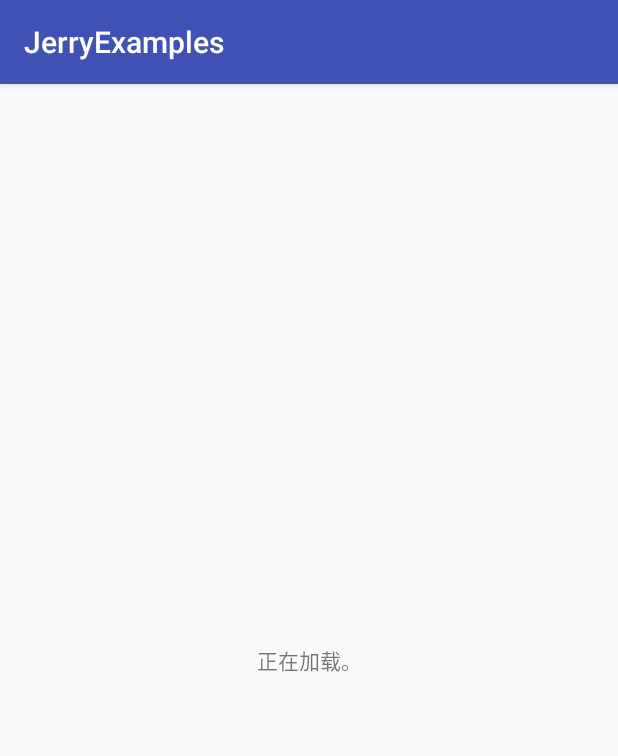
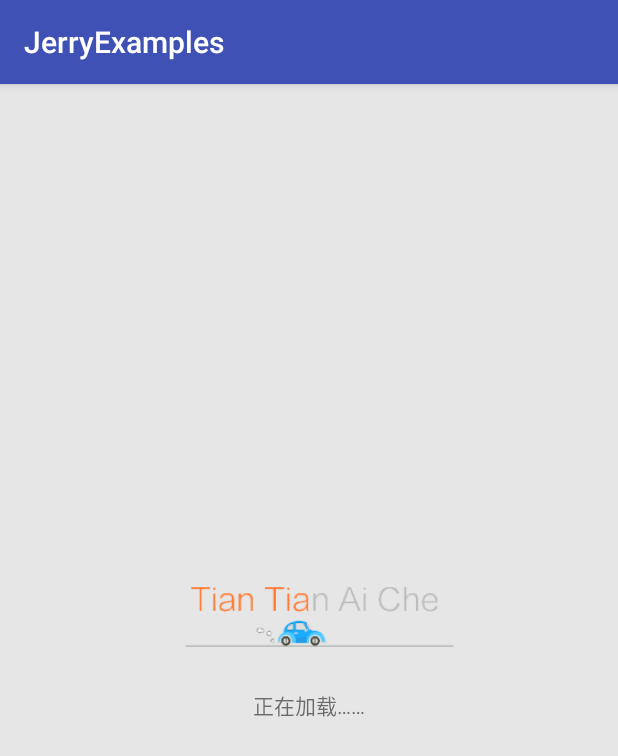
Before and after one commit to jerryjobs/AutoScrollViewpager, an Android app: the first screen one second after launch (StatusViewActivity), on a phone screen of 412 x 824 dp. Shown: the top 756 px of the screen. Run offline under Robolectric (Android 15) with nearby library versions, the phone set to English and light mode, and no system bars.

Commit message:
add Tstatus view

```diff
--- a/app/src/main/java/cn/jerry/example/jerryexamples/StatusViewActivity.java
+++ b/app/src/main/java/cn/jerry/example/jerryexamples/StatusViewActivity.java
@@ -5,6 +5,7 @@ import android.support.annotation.Nullable;
 import android.support.v7.app.AppCompatActivity;
 
 import cn.jerry.views.statusview.SampleStatusView;
+import cn.jerry.views.statusview.TStatusView;
 
 /**
  * Created by JieGuo on 2017/4/5.
@@ -12,7 +13,7 @@ import cn.jerry.views.statusview.SampleStatusView;
 
 public class StatusViewActivity extends AppCompatActivity {
 
-    SampleStatusView sampleStatusView;
+    TStatusView sampleStatusView;
 
     @Override
     protected void onCreate(@Nullable Bundle savedInstanceState) {
@@ -20,13 +21,45 @@ public class StatusViewActivity extends AppCompatActivity {
 
         setContentView(R.layout.activity_status_view);
 
-        sampleStatusView = (SampleStatusView) findViewById(R.id.sample_status_view);
-        sampleStatusView.setTitle("正在加载。");
+        sampleStatusView = (TStatusView) findViewById(R.id.sample_status_view);
 
+        showLoadingStatus();
+    }
+
+    public void showLoadingStatus() {
+        sampleStatusView.showLoading();
         sampleStatusView.postDelayed(new Runnable() {
             @Override
             public void run() {
                 sampleStatusView.finishWithAnimation();
+                sampleStatusView.postDelayed(new Runnable() {
+                    @Override
+                    public void run() {
+                        showEmptyStatus();
+                    }
+                }, 2000);
+            }
+        }, 5000);
+    }
+
+
+    public void showEmptyStatus() {
+
+        sampleStatusView.showEmpty(null);
+        sampleStatusView.postDelayed(new Runnable() {
+            @Override
+            public void run() {
+                showErrorStatus();
+            }
+        }, 5000);
+    }
+
+    public void showErrorStatus() {
+        sampleStatusView.showError(new Throwable("加载出错"));
+        sampleStatusView.postDelayed(new Runnable() {
+            @Override
+            public void run() {
+                showLoadingStatus();
             }
         }, 5000);
     }
--- a/app/src/main/res/layout/activity_status_view.xml
+++ b/app/src/main/res/layout/activity_status_view.xml
@@ -4,7 +4,7 @@
     android:layout_height="match_parent"
     android:orientation="vertical">
 
-    <cn.jerry.views.statusview.SampleStatusView
+    <cn.jerry.views.statusview.TStatusView
         android:id="@+id/sample_status_view"
         android:layout_width="match_parent"
         android:layout_height="match_parent" />
--- a/statusview/src/main/java/cn/jerry/views/statusview/StatusView.java
+++ b/statusview/src/main/java/cn/jerry/views/statusview/StatusView.java
@@ -9,7 +9,6 @@ import android.support.annotation.NonNull;
 import android.support.annotation.Nullable;
 import android.support.annotation.RequiresApi;
 import android.support.annotation.StyleRes;
-import android.text.TextUtils;
 import android.util.AttributeSet;
 import android.widget.FrameLayout;
 
--- a/statusview/src/main/java/cn/jerry/views/statusview/TStatusView.java
+++ b/statusview/src/main/java/cn/jerry/views/statusview/TStatusView.java
@@ -82,7 +82,7 @@ public class TStatusView extends StatusView {
 //        if (throwable instanceof HttpException) {
 //            if (((HttpException) throwable).code() == 504) {
 //
-//                showEmpty(R.drawable.ic_status_view_not_network, "没有网络连接");
+                showEmpty(R.drawable.ic_status_view_not_network, "没有网络连接");
 //            } else {
 //                showEmpty(R.drawable.ic_status_view_empty_data, "请求出错，请检查网络后重试");
 //            }
```
